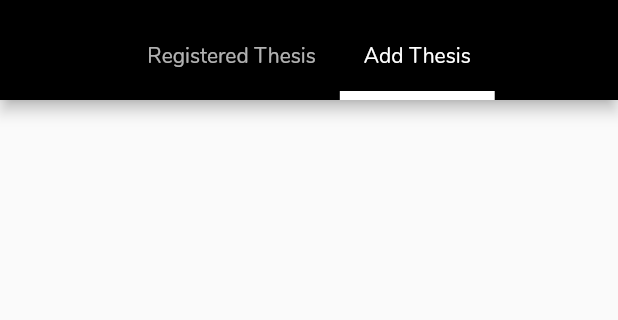
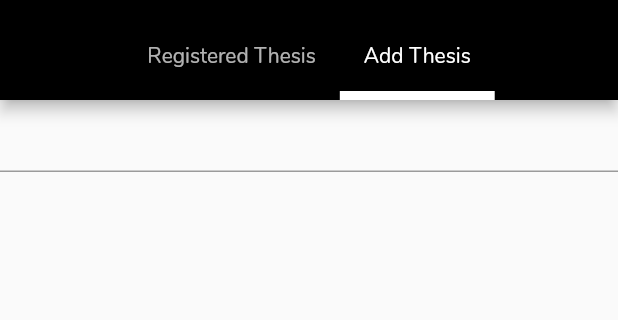
Before and after one commit to FusionIIIT/Fusion-mobile, a Flutter app: the ThesisHomePage screen opened by its route, tab 2 chosen, on a phone screen of 412 x 824 dp, the part 62-382 px from its top. Run offline on Flutter 3.47's test engine with Material 2 defaults, Android fonts, the phone set to English and light mode, and no system bars; our stand-ins replace shared_preferences; accounts and stored records are empty.

Commit message:
Flutter - 1.22.5 Changes in main.dart Made changes in Add Thesis

```diff
--- a/lib/screens/Academic/Check_Dues/dues.dart
+++ b/lib/screens/Academic/Check_Dues/dues.dart
@@ -1,8 +1,8 @@
 
 
 import 'package:flutter/material.dart';
-import 'package:fusion/screens/Login%20and%20Dashboard/Components/appBar.dart';
-import 'package:fusion/screens/Login%20and%20Dashboard/Components/side_drawer.dart';
+import 'package:fusion/screens/LoginandDashboard/Components/appBar.dart';
+import 'package:fusion/screens/LoginandDashboard/Components/side_drawer.dart';
 
 class Dues extends StatefulWidget {
   @override
--- a/lib/screens/Academic/Current_Semester/current_semester_home_page.dart
+++ b/lib/screens/Academic/Current_Semester/current_semester_home_page.dart
@@ -1,12 +1,10 @@
-
-
 import 'package:flutter/material.dart';
 import 'package:fusion/screens/Academic/Current_Semester/academic_calendar.dart';
 import 'package:fusion/screens/Academic/Current_Semester/exam_time_table.dart';
 import 'package:fusion/screens/Academic/Current_Semester/list_of_holidays.dart';
 import 'package:fusion/screens/Academic/Current_Semester/semester.dart';
 import 'package:fusion/screens/Academic/Current_Semester/time_table.dart';
-import 'package:fusion/screens/Login%20and%20Dashboard/Components/side_drawer.dart';
+import 'package:fusion/screens/LoginandDashboard/Components/side_drawer.dart';
 
 class CurrentSemesterHomePage extends StatefulWidget {
   @override
--- a/lib/screens/Academic/Registration/registration_home_page.dart
+++ b/lib/screens/Academic/Registration/registration_home_page.dart
@@ -4,7 +4,7 @@ import 'package:flutter/material.dart';
 import 'package:fusion/screens/Academic/Registration/courses.dart';
 import 'package:fusion/screens/Academic/Registration/final_registration.dart';
 import 'package:fusion/screens/Academic/Registration/pre_registration.dart';
-import 'package:fusion/screens/Login%20and%20Dashboard/Components/side_drawer.dart';
+import 'package:fusion/screens/LoginandDashboard/Components/side_drawer.dart';
 
 class RegistrationHomePage extends StatefulWidget {
   @override
--- a/lib/screens/Academic/Thesis/add_thesis_topic.dart
+++ b/lib/screens/Academic/Thesis/add_thesis_topic.dart
@@ -1,5 +1,3 @@
-
-
 import 'package:flutter/material.dart';
 
 class AddThesis extends StatefulWidget {
@@ -8,8 +6,26 @@ class AddThesis extends StatefulWidget {
 }
 
 class _AddThesisState extends State<AddThesis> {
+  String courseCode="";
+  String researchArea="";
+  String theme="";
+  String supervisor="";
+  String cosupervisor="";
+
+  final _formKey = GlobalKey<FormState>();
   @override
   Widget build(BuildContext context) {
-    return Container();
+    return Container(
+      child:Form(
+        key: _formKey,
+        child: Column(
+          children:[
+            TextFormField(
+              decoration: InputDecoration(),
+            ),
+          ]
+        )
+      )
+    );
   }
 }
--- a/lib/screens/Academic/Thesis/thesis_home_page.dart
+++ b/lib/screens/Academic/Thesis/thesis_home_page.dart
@@ -3,7 +3,7 @@
 import 'package:flutter/material.dart';
 import 'package:fusion/screens/Academic/Thesis/add_thesis_topic.dart';
 import 'package:fusion/screens/Academic/Thesis/registered_thesis.dart';
-import 'package:fusion/screens/Login%20and%20Dashboard/Components/side_drawer.dart';
+import 'package:fusion/screens/LoginandDashboard/Components/side_drawer.dart';
 
 class ThesisHomePage extends StatefulWidget {
   @override
--- a/lib/services/storage_service.dart
+++ b/lib/services/storage_service.dart
@@ -1,5 +1,4 @@
 import 'dart:convert';
-
 import 'package:flutter/cupertino.dart';
 import 'package:fusion/models/user.dart';
 import 'package:shared_preferences/shared_preferences.dart';
```
Also changed, not shown: lib/screens/Academic/Branch_Change/branch_change.dart (+5 -7 lines), lib/screens/Academic/academic_home_page.dart (+0 -21 lines).
